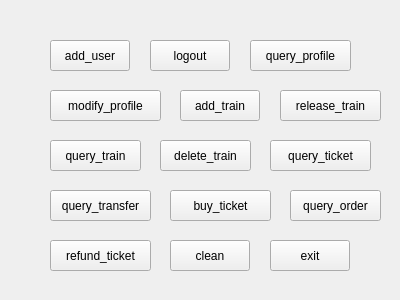
Old version of the form src_client/mainwidget.ui in the repository RebeccaPan/Train_Ticket.
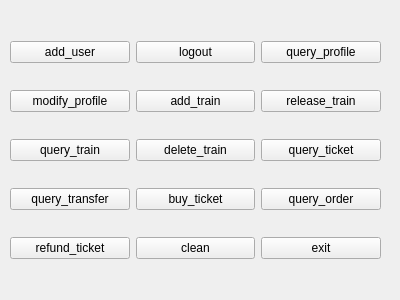
New version of the form.

```diff
--- a/src_client/mainwidget.ui
+++ b/src_client/mainwidget.ui
@@ -13,200 +13,122 @@
   <property name="windowTitle">
    <string>12305</string>
   </property>
-  <widget class="QPushButton" name="add_user_button">
+  <widget class="QWidget" name="gridLayoutWidget">
    <property name="geometry">
     <rect>
-     <x>50</x>
-     <y>40</y>
-     <width>80</width>
-     <height>31</height>
+     <x>10</x>
+     <y>20</y>
+     <width>371</width>
+     <height>261</height>
     </rect>
    </property>
-   <property name="text">
-    <string>add_user</string>
-   </property>
-  </widget>
-  <widget class="QPushButton" name="logout_button">
-   <property name="geometry">
-    <rect>
-     <x>150</x>
-     <y>40</y>
-     <width>80</width>
-     <height>31</height>
-    </rect>
-   </property>
-   <property name="text">
-    <string>logout</string>
-   </property>
-  </widget>
-  <widget class="QPushButton" name="query_profile_button">
-   <property name="geometry">
-    <rect>
-     <x>250</x>
-     <y>40</y>
-     <width>101</width>
-     <height>31</height>
-    </rect>
-   </property>
-   <property name="text">
-    <string>query_profile</string>
-   </property>
-  </widget>
-  <widget class="QPushButton" name="modify_profile_button">
-   <property name="geometry">
-    <rect>
-     <x>50</x>
-     <y>90</y>
-     <width>111</width>
-     <height>31</height>
-    </rect>
-   </property>
-   <property name="text">
-    <string>modify_profile</string>
-   </property>
-  </widget>
+   <layout class="QGridLayout" name="gridLayout_2">
+    <item row="1" column="1">
   <widget class="QPushButton" name="add_train_button">
-   <property name="geometry">
-    <rect>
-     <x>180</x>
-     <y>90</y>
-     <width>80</width>
-     <height>31</height>
-    </rect>
-   </property>
    <property name="text">
     <string>add_train</string>
    </property>
   </widget>
-  <widget class="QPushButton" name="release_train_button">
-   <property name="geometry">
-    <rect>
-     <x>280</x>
-     <y>90</y>
-     <width>101</width>
-     <height>31</height>
-    </rect>
-   </property>
+    </item>
+    <item row="0" column="2">
+     <widget class="QPushButton" name="query_profile_button">
    <property name="text">
-    <string>release_train</string>
-   </property>
-  </widget>
-  <widget class="QPushButton" name="query_train_button">
-   <property name="geometry">
-    <rect>
-     <x>50</x>
-     <y>140</y>
-     <width>91</width>
-     <height>31</height>
-    </rect>
-   </property>
-   <property name="text">
-    <string>query_train</string>
-   </property>
-  </widget>
+       <string>query_profile</string>
+      </property>
+     </widget>
+    </item>
+    <item row="2" column="1">
   <widget class="QPushButton" name="delete_train_button">
-   <property name="geometry">
-    <rect>
-     <x>160</x>
-     <y>140</y>
-     <width>91</width>
-     <height>31</height>
-    </rect>
-   </property>
    <property name="text">
     <string>delete_train</string>
    </property>
   </widget>
+    </item>
+    <item row="0" column="0">
+     <widget class="QPushButton" name="add_user_button">
+      <property name="text">
+       <string>add_user</string>
+      </property>
+     </widget>
+    </item>
+    <item row="2" column="2">
   <widget class="QPushButton" name="query_ticket_button">
-   <property name="geometry">
-    <rect>
-     <x>270</x>
-     <y>140</y>
-     <width>101</width>
-     <height>31</height>
-    </rect>
-   </property>
    <property name="text">
     <string>query_ticket</string>
    </property>
   </widget>
+    </item>
+    <item row="3" column="0">
   <widget class="QPushButton" name="query_transfer_button">
-   <property name="geometry">
-    <rect>
-     <x>50</x>
-     <y>190</y>
-     <width>101</width>
-     <height>31</height>
-    </rect>
-   </property>
    <property name="text">
     <string>query_transfer</string>
    </property>
   </widget>
+    </item>
+    <item row="3" column="1">
   <widget class="QPushButton" name="buy_ticket_button">
-   <property name="geometry">
-    <rect>
-     <x>170</x>
-     <y>190</y>
-     <width>101</width>
-     <height>31</height>
-    </rect>
-   </property>
    <property name="text">
     <string>buy_ticket</string>
    </property>
   </widget>
+    </item>
+    <item row="1" column="0">
+     <widget class="QPushButton" name="modify_profile_button">
+      <property name="text">
+       <string>modify_profile</string>
+      </property>
+     </widget>
+    </item>
+    <item row="1" column="2">
+     <widget class="QPushButton" name="release_train_button">
+      <property name="text">
+       <string>release_train</string>
+      </property>
+     </widget>
+    </item>
+    <item row="0" column="1">
+     <widget class="QPushButton" name="logout_button">
+      <property name="text">
+       <string>logout</string>
+      </property>
+     </widget>
+    </item>
+    <item row="2" column="0">
+     <widget class="QPushButton" name="query_train_button">
+      <property name="text">
+       <string>query_train</string>
+      </property>
+     </widget>
+    </item>
+    <item row="3" column="2">
   <widget class="QPushButton" name="query_order_button">
-   <property name="geometry">
-    <rect>
-     <x>290</x>
-     <y>190</y>
-     <width>91</width>
-     <height>31</height>
-    </rect>
-   </property>
    <property name="text">
     <string>query_order</string>
    </property>
   </widget>
+    </item>
+    <item row="4" column="0">
   <widget class="QPushButton" name="refund_ticket_button">
-   <property name="geometry">
-    <rect>
-     <x>50</x>
-     <y>240</y>
-     <width>101</width>
-     <height>31</height>
-    </rect>
-   </property>
    <property name="text">
     <string>refund_ticket</string>
    </property>
   </widget>
+    </item>
+    <item row="4" column="1">
   <widget class="QPushButton" name="clean_button">
-   <property name="geometry">
-    <rect>
-     <x>170</x>
-     <y>240</y>
-     <width>80</width>
-     <height>31</height>
-    </rect>
-   </property>
    <property name="text">
     <string>clean</string>
    </property>
   </widget>
+    </item>
+    <item row="4" column="2">
   <widget class="QPushButton" name="exit_button">
-   <property name="geometry">
-    <rect>
-     <x>270</x>
-     <y>240</y>
-     <width>80</width>
-     <height>31</height>
-    </rect>
-   </property>
    <property name="text">
     <string>exit</string>
    </property>
+     </widget>
+    </item>
+   </layout>
   </widget>
  </widget>
  <resources/>
```
Lines whose indentation alone changed are shown as unchanged.
